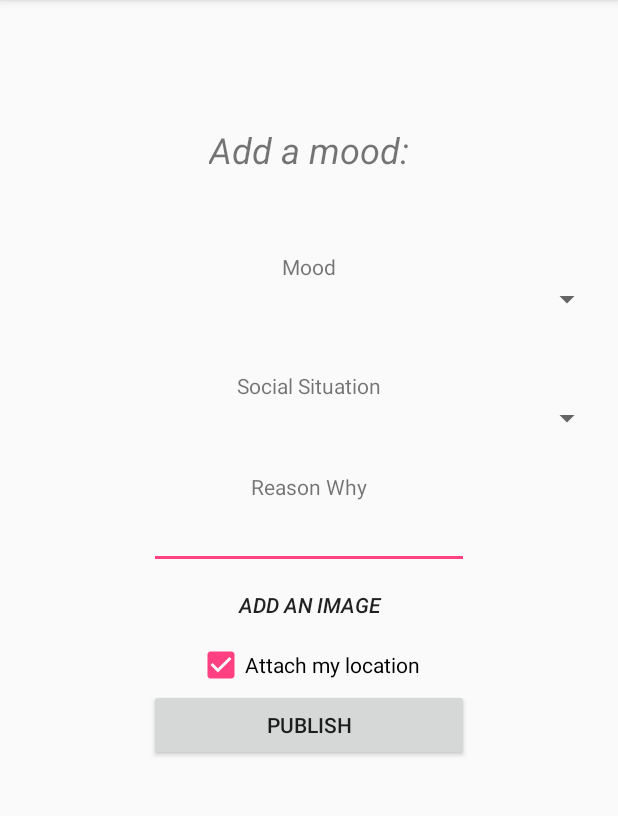
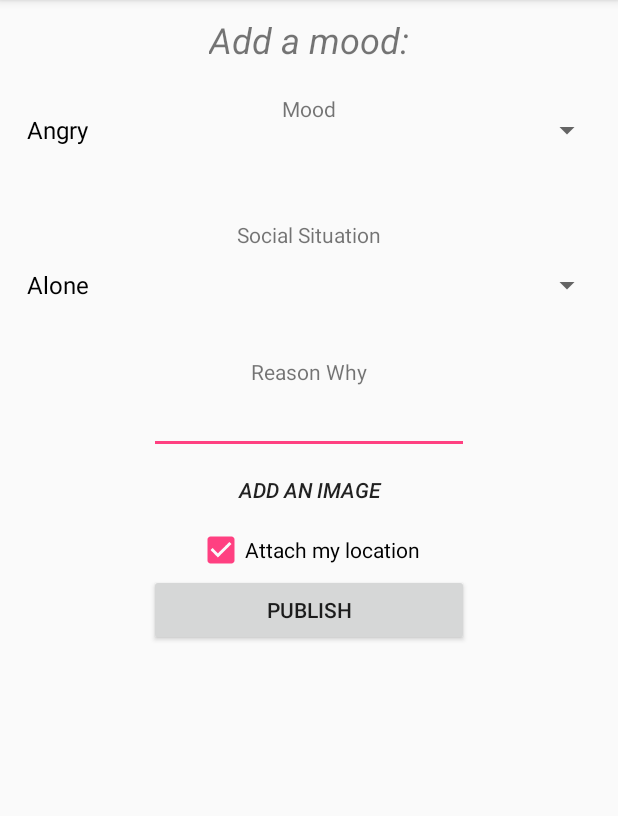
Before and after one commit to CMPUT301W17T05/MoodMobile, an Android app: the screen it shows after launch (AddMood), on a phone screen of 412 x 824 dp, the part 84-900 px from its top. Run offline under Robolectric (Android 15) with nearby library versions, the phone set to English and light mode, and no system bars.

Commit message:
Fixed spinner added google API
Changed UI a little bit to fit the screen as well

```diff
--- a/app/build.gradle
+++ b/app/build.gradle
@@ -28,5 +28,7 @@ dependencies {
     })
     compile 'com.android.support:appcompat-v7:25.1.0'
     compile 'com.android.support:design:25.1.0'
+    compile 'com.google.android.gms:play-services-maps:10.2.0'
+    compile 'com.google.android.gms:play-services-location:10.2.0'
     testCompile 'junit:junit:4.12'
 }
--- a/app/src/main/AndroidManifest.xml
+++ b/app/src/main/AndroidManifest.xml
@@ -3,6 +3,7 @@
     package="com.example.moodmobile">
 
     <!-- To auto-complete the email text field in the login form with the user's emails -->
+    <uses-permission android:name="android.permission.ACCESS_COARSE_LOCATION"/>
     <uses-permission android:name="android.permission.GET_ACCOUNTS" />
     <uses-permission android:name="android.permission.READ_PROFILE" />
     <uses-permission android:name="android.permission.READ_CONTACTS" />
--- a/app/src/main/java/com/example/moodmobile/AddMood.java
+++ b/app/src/main/java/com/example/moodmobile/AddMood.java
@@ -1,15 +1,114 @@
 package com.example.moodmobile;
 
+import android.content.Context;
+import android.nfc.Tag;
 import android.support.v7.app.AppCompatActivity;
 import android.os.Bundle;
+import android.util.Log;
+import android.view.View;
+import android.widget.ArrayAdapter;
+import android.widget.Button;
+import android.widget.CheckBox;
+import android.widget.EditText;
+import android.widget.Spinner;
+import android.widget.Toast;
+
+import com.google.android.gms.common.api.GoogleApiClient;
+import com.google.android.gms.location.LocationServices;
 
 public class AddMood extends AppCompatActivity {
+
+    private EditText reasonText;
+    private Button publishButton;
+    private Button addImageButton;
+    private Spinner moodSpinner;
+    private Spinner ssSpinner;
+    private CheckBox locationCheckBox;
+    private String CurrentMood;
+    private String socialSituation;
+    private String reason;
 
     @Override
     protected void onCreate(Bundle savedInstanceState) {
         super.onCreate(savedInstanceState);
         setContentView(R.layout.add_mood);
+        reasonText = (EditText) findViewById(R.id.reason);
+        publishButton = (Button) findViewById(R.id.publish);
+        addImageButton = (Button) findViewById (R.id.addImage);
+        moodSpinner = (Spinner) findViewById(R.id.moodSpinner);
+        ssSpinner = (Spinner) findViewById(R.id.ssSpinner);
+        locationCheckBox = (CheckBox) findViewById(R.id.checkBox);
+
+
+
+
+
+
+
+        // Create an ArrayAdapter using the mood_array and a default spinner layout
+        ArrayAdapter<CharSequence> adapter = ArrayAdapter.createFromResource(this,
+                R.array.mood_array, android.R.layout.simple_spinner_dropdown_item);
+        // Specify the layout to use when the list of choices appears
+        adapter.setDropDownViewResource(android.R.layout.simple_spinner_dropdown_item);
+        // Apply the adapter to the spinner
+        moodSpinner.setAdapter(adapter);
+
+
+
+
+        // Create another spinner about Social Situation
+        ArrayAdapter<CharSequence> adapter2 = ArrayAdapter.createFromResource(this,
+                R.array.situation_array, android.R.layout.simple_spinner_dropdown_item);
+
+        adapter2.setDropDownViewResource(android.R.layout.simple_spinner_dropdown_item);
+        ssSpinner.setAdapter(adapter2);
+
+        //When click the add Image button
+        addImageButton.setOnClickListener(new View.OnClickListener(){
+            public void onClick(View v){
+
+            }
+
+        });
+
+
+
+
+
+
+
+        publishButton.setOnClickListener(new View.OnClickListener() {
+
+            public void onClick(View v) {
+                CurrentMood = moodSpinner.getSelectedItem().toString();
+                socialSituation = ssSpinner.getSelectedItem().toString();
+
+                /* This is for checking the value of CurrentMood and socialSituation
+
+                Context context = getApplicationContext();
+                CharSequence text = "Selected Mood: "+CurrentMood+"\nSocialSituation: "+socialSituation;
+                int duration = Toast.LENGTH_SHORT;
+                Toast toast = Toast.makeText(context, text, duration);
+                toast.show();
+
+*/
+                reason = reasonText.getText().toString();
+
+            }
+        });
+
+
+
+
 
 
     }
+
+
+    @Override
+    protected  void  onStart(){
+        super.onStart();
+    }
+
+
 }
--- a/app/src/main/res/layout/add_mood.xml
+++ b/app/src/main/res/layout/add_mood.xml
@@ -11,7 +11,7 @@
         android:layout_width="wrap_content"
         android:layout_height="wrap_content"
         android:id="@+id/textView6"
-        android:layout_marginTop="52dp"
+        android:layout_marginTop="20dp"
         android:layout_below="@+id/textView7"
         android:layout_centerHorizontal="true" />
 
@@ -19,7 +19,7 @@
         android:text="Social Situation"
         android:layout_width="wrap_content"
         android:layout_height="wrap_content"
-        android:layout_below="@+id/spinner3"
+        android:layout_below="@+id/moodSpinner"
         android:layout_centerHorizontal="true"
         android:layout_marginTop="36dp"
         android:id="@+id/textView8" />
@@ -27,17 +27,17 @@
     <Spinner
         android:layout_width="match_parent"
         android:layout_height="wrap_content"
-        android:id="@+id/spinner4"
+        android:id="@+id/ssSpinner"
         android:layout_below="@+id/textView8"
-        android:layout_alignStart="@+id/spinner3"
-        android:layout_alignEnd="@+id/spinner3" />
+        android:layout_alignStart="@+id/moodSpinner"
+        android:layout_alignEnd="@+id/moodSpinner" />
 
     <TextView
         android:text="Reason Why"
         android:layout_width="wrap_content"
         android:layout_height="wrap_content"
         android:id="@+id/textView11"
-        android:layout_below="@+id/spinner4"
+        android:layout_below="@+id/ssSpinner"
         android:layout_centerHorizontal="true"
         android:layout_marginTop="24dp" />
 
@@ -46,7 +46,7 @@
         android:layout_height="wrap_content"
         android:inputType="textPersonName"
         android:ems="10"
-        android:id="@+id/editText3"
+        android:id="@+id/reason"
         android:layout_below="@+id/textView11"
         android:layout_centerHorizontal="true" />
 
@@ -54,10 +54,10 @@
         android:text="Add an image"
         android:layout_width="wrap_content"
         android:layout_height="wrap_content"
-        android:layout_below="@+id/editText3"
-        android:id="@+id/button4"
-        android:layout_alignEnd="@+id/editText3"
-        android:layout_alignStart="@+id/editText3"
+        android:layout_below="@+id/reason"
+        android:id="@+id/addImage"
+        android:layout_alignEnd="@+id/reason"
+        android:layout_alignStart="@+id/reason"
         android:textStyle="normal|italic"
         style="?android:attr/borderlessButtonStyle" />
 
@@ -69,17 +69,17 @@
         android:duplicateParentState="false"
         android:checked="true"
         android:textIsSelectable="false"
-        android:layout_below="@+id/button4"
+        android:layout_below="@+id/addImage"
         android:layout_centerHorizontal="true" />
 
     <Button
         android:text="Publish"
         android:layout_width="wrap_content"
         android:layout_height="wrap_content"
-        android:id="@+id/button6"
+        android:id="@+id/publish"
         android:layout_below="@+id/checkBox"
-        android:layout_alignStart="@+id/button4"
-        android:layout_alignEnd="@+id/button4" />
+        android:layout_alignStart="@+id/addImage"
+        android:layout_alignEnd="@+id/addImage" />
 
     <TextView
         android:text="Add a mood:"
@@ -88,17 +88,15 @@
         android:id="@+id/textView7"
         android:textStyle="normal|italic"
         android:textSize="24sp"
-        android:layout_marginTop="73dp"
         android:layout_alignParentTop="true"
         android:layout_centerHorizontal="true" />
 
     <Spinner
         android:layout_width="match_parent"
         android:layout_height="wrap_content"
-        android:id="@+id/spinner3"
+        android:id="@+id/moodSpinner"
         tools:entries="@array/moods_array"
-        android:layout_below="@+id/textView6"
-        android:layout_alignParentRight="true"
-        android:layout_alignParentEnd="true" />
+        android:layout_alignTop="@+id/textView6"
+        android:layout_alignParentStart="true" />
 
 </RelativeLayout>
--- a/app/src/main/res/layout/friends.xml
+++ b/app/src/main/res/layout/friends.xml
@@ -33,5 +33,5 @@
         android:layout_alignParentBottom="true"
         android:layout_centerHorizontal="true"
         android:layout_marginBottom="17dp"
-        android:id="@+id/button4" />
+        android:id="@+id/addImage" />
 </RelativeLayout>
--- a/app/src/main/res/layout/user_profile.xml
+++ b/app/src/main/res/layout/user_profile.xml
@@ -29,7 +29,7 @@
         android:layout_height="wrap_content"
         android:inputType="textPersonName"
         android:ems="10"
-        android:id="@+id/editText3"
+        android:id="@+id/reason"
         android:gravity="center_horizontal"
         tools:text="Edmonton"
         android:layout_below="@+id/textView9"
--- a/app/src/main/res/values/strings.xml
+++ b/app/src/main/res/values/strings.xml
@@ -1,4 +1,21 @@
 <resources>
     <string name="app_name">MoodMobile</string>
     <string name="title_activity_login">Sign in</string>
+    <string-array name="mood_array">
+        <item>Angry</item>
+        <item>Confused</item>
+        <item>Disgusting</item>
+        <item>Fear</item>
+        <item>Happy</item>
+        <item>Surprised</item>
+        <item>Shame</item>
+        <item>Sad</item>
+    </string-array>
+
+    <string-array name="situation_array">
+        <item>Alone</item>
+        <item>With one other person</item>
+        <item>With multiple people</item>
+        <item>With a crowd</item>
+    </string-array>
 </resources>
```
Also changed, not shown: app/src/main/java/com/example/moodmobile/Mood.java (added, +92 -0 lines), app/src/main/java/com/example/moodmobile/Moodable.java (added, +13 -0 lines), app/src/main/java/com/example/moodmobile/ReasonTooLongException.java (added, +9 -0 lines), app/src/main/res/layout/view_edit_mood.xml (+4 -4 lines).
